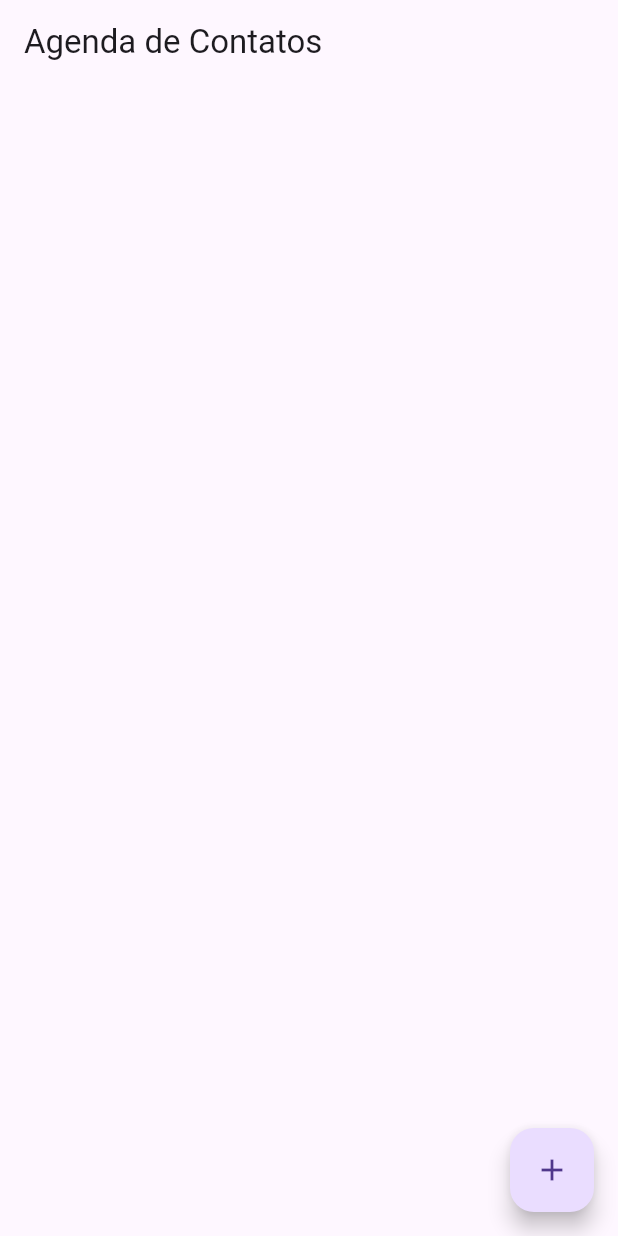
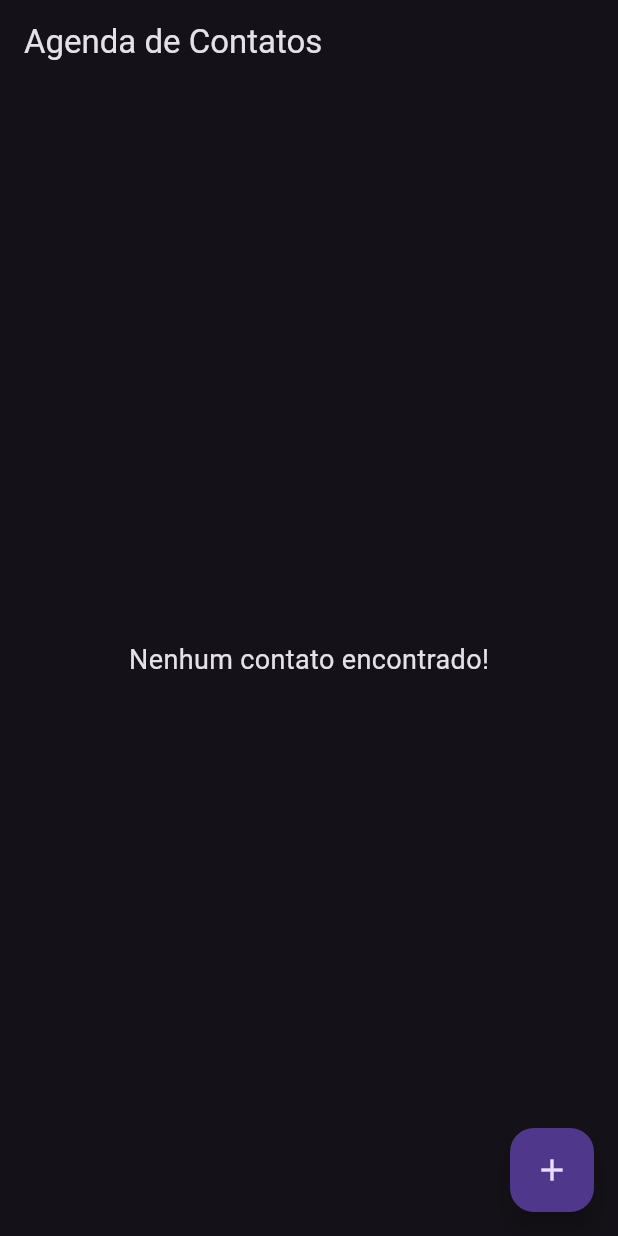
Before and after one commit to LyzianeeSantos/Agenda-Flutter, a Flutter app: the screen it shows after launch, on a phone screen of 412 x 824 dp. Run offline on Flutter 3.47's test engine with Material 3 defaults, Android fonts, the phone set to English and light mode, and no system bars.

Commit message:
Atualizações nas telas de contato e principal

```diff
--- a/lib/contact_list_screen.dart
+++ b/lib/contact_list_screen.dart
@@ -34,28 +34,44 @@ class _ContactListScreenState extends State<ContactListScreen> {
       appBar: AppBar(
         title: Text('Agenda de Contatos'),
       ),
-      body: ListView.builder(
+      body: contacts.isEmpty
+          ? Center(
+              child: Text(
+                'Nenhum contato encontrado!',
+                style: TextStyle(fontSize: 18),
+              ),
+            )
+          : ListView.builder(
               itemCount: contacts.length,
               itemBuilder: (context, index) {
                 final contact = contacts[index];
                 return ListTile(
                   title: Text(contact.name),
                   subtitle: Text('${contact.phone} - ${contact.email}'),
-            trailing: IconButton(
-              icon: Icon(Icons.delete),
-              onPressed: () => _deleteContact(index),
-            ),
-            onTap: () {
+                  trailing: Wrap(
+                    spacing: 12, // Space between buttons
+                    children: <Widget>[
+                      IconButton(
+                        icon: Icon(Icons.edit),
+                        onPressed: () {
                           Navigator.push(
                             context,
                             MaterialPageRoute(
                               builder: (context) => ContactFormScreen(
                                 contact: contact,
-                    onSave: (updatedContact) => _editContact(updatedContact, index),
+                                onSave: (updatedContact) =>
+                                    _editContact(updatedContact, index),
                               ),
                             ),
                           );
                         },
+                      ),
+                      IconButton(
+                        icon: Icon(Icons.delete),
+                        onPressed: () => _deleteContact(index),
+                      ),
+                    ],
+                  ),
                 );
               },
             ),
--- a/lib/main.dart
+++ b/lib/main.dart
@@ -10,9 +10,7 @@ class MyApp extends StatelessWidget {
   Widget build(BuildContext context) {
     return MaterialApp(
       title: 'Flutter Agenda',
-      theme: ThemeData(
-        primarySwatch: Colors.blue,
-      ),
+      theme: ThemeData.dark(),  // Dark mode enabled
       home: ContactListScreen(),
     );
   }
```
Lines whose indentation alone changed are shown as unchanged.
